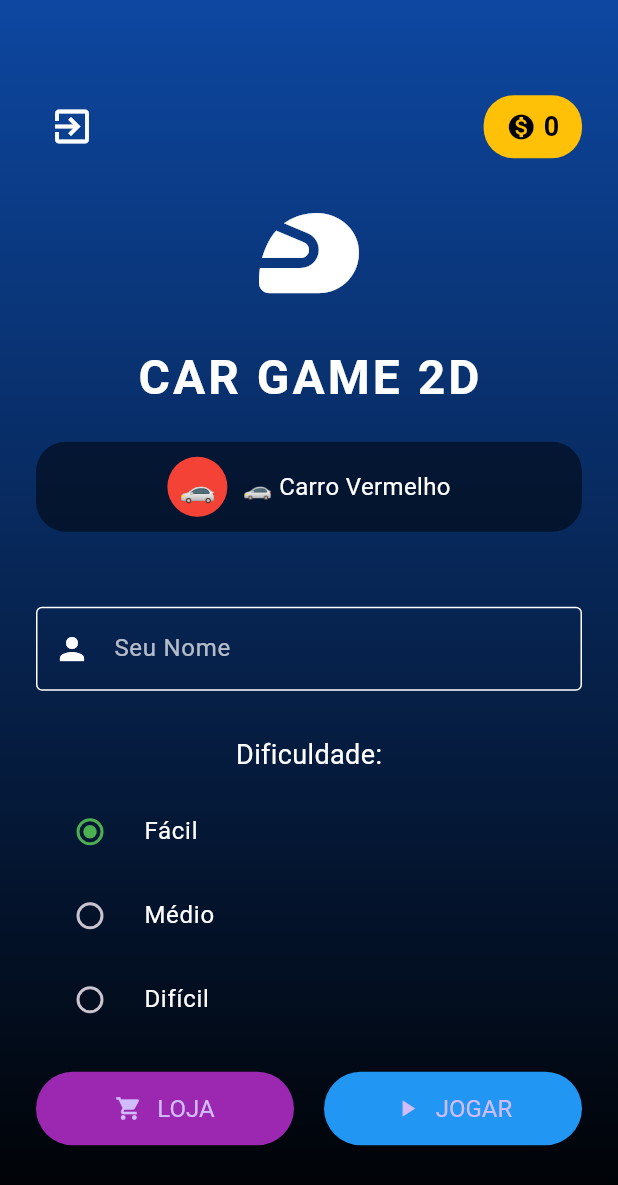
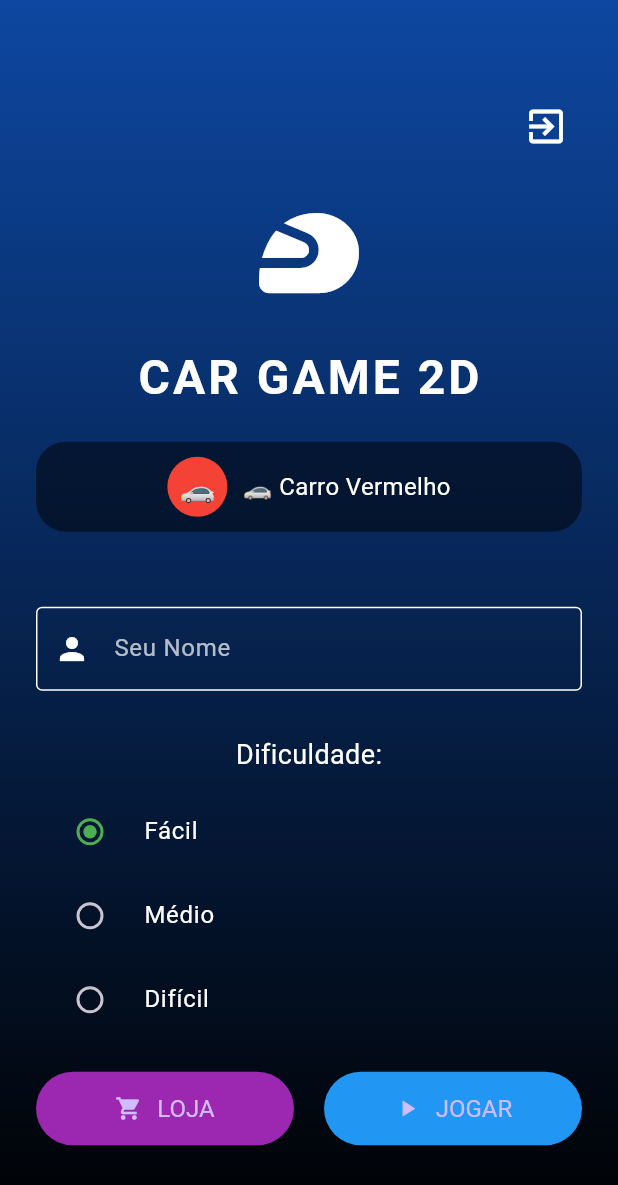
Before and after one commit to Higor-22/Carros.Flutter_game, a Flutter app: the screen it shows after launch, on a phone screen of 412 x 824 dp. Shown: the top 1185 px of the screen. Run offline on Flutter 3.47's test engine with Material 3 defaults, Android fonts, the phone set to English and light mode, and no system bars.

Commit message:
Version 1.0

```diff
--- a/carros/lib/widgets/menu_screen.dart
+++ b/carros/lib/widgets/menu_screen.dart
@@ -1,7 +1,7 @@
-import 'dart:io';
-
 import 'package:carros/widgets/game_constants.dart';
 import 'package:flutter/material.dart';
+import 'dart:io';
+import '../utils/game_constants.dart';
 import 'game_screen.dart';
 import 'shop_screen.dart';
 
@@ -28,6 +28,9 @@ class _MenuScreenState extends State<MenuScreen> {
     if (GameConstants.cars.isNotEmpty && !GameConstants.cars[0]['owned']) {
       GameConstants.cars[0]['owned'] = true;
     }
+    if (_selectedCarIndex >= GameConstants.cars.length) {
+      _selectedCarIndex = 0;
+    }
   }
 
   void _updateCoins(int coins) {
@@ -42,6 +45,12 @@ class _MenuScreenState extends State<MenuScreen> {
         const SnackBar(content: Text('Digite seu nome!')),
       );
       return;
+    }
+
+    if (!GameConstants.cars[_selectedCarIndex]['owned']) {
+      setState(() {
+        _selectedCarIndex = 0;
+      });
     }
 
     Navigator.push(
@@ -80,6 +89,15 @@ class _MenuScreenState extends State<MenuScreen> {
           _selectedCarIndex = result['selectedCarIndex'] as int;
         }
       });
+
+      String selectedCarName = GameConstants.cars[_selectedCarIndex]['name'] as String;
+      ScaffoldMessenger.of(context).showSnackBar(
+        SnackBar(
+          content: Text('🚗 Agora usando: $selectedCarName'),
+          backgroundColor: Colors.green,
+          duration: const Duration(seconds: 2),
+        ),
+      );
     }
   }
 
@@ -109,7 +127,8 @@ class _MenuScreenState extends State<MenuScreen> {
 
   @override
   Widget build(BuildContext context) {
-    final Map<String, dynamic> selectedCar = GameConstants.cars[_selectedCarIndex];
+    int carIndex = _selectedCarIndex < GameConstants.cars.length ? _selectedCarIndex : 0;
+    final Map<String, dynamic> selectedCar = GameConstants.cars[carIndex];
 
     return Scaffold(
       body: Container(
@@ -126,35 +145,14 @@ class _MenuScreenState extends State<MenuScreen> {
             child: Column(
               mainAxisAlignment: MainAxisAlignment.center,
               children: [
-                // Header com moedas e botão sair
+                // Botão sair (sem a faixa amarela)
                 Row(
-                  mainAxisAlignment: MainAxisAlignment.spaceBetween,
+                  mainAxisAlignment: MainAxisAlignment.end,
                   children: [
                     IconButton(
                       icon: const Icon(Icons.exit_to_app, color: Colors.white, size: 30),
                       onPressed: _quitGame,
                       tooltip: 'Sair do Jogo',
-                    ),
-                    Container(
-                      padding: const EdgeInsets.symmetric(horizontal: 15, vertical: 8),
-                      decoration: BoxDecoration(
-                        color: Colors.amber,
-                        borderRadius: BorderRadius.circular(20),
-                      ),
-                      child: Row(
-                        children: [
-                          const Icon(Icons.monetization_on, size: 20, color: Colors.black),
-                          const SizedBox(width: 5),
-                          Text(
-                            '$_totalCoins',
-                            style: const TextStyle(
-                              fontSize: 18,
-                              fontWeight: FontWeight.bold,
-                              color: Colors.black,
-                            ),
-                          ),
-                        ],
-                      ),
                     ),
                   ],
                 ),
@@ -172,6 +170,7 @@ class _MenuScreenState extends State<MenuScreen> {
                   ),
                 ),
 
+                // Carro selecionado
                 const SizedBox(height: 20),
                 Container(
                   padding: const EdgeInsets.symmetric(horizontal: 20, vertical: 10),
```
Also changed, not shown: carros/lib/widgets/game_painter.dart (+41 -52 lines), carros/lib/widgets/game_screen.dart (+59 -45 lines), carros/lib/assets/images/Carrinho.PNG (added).
